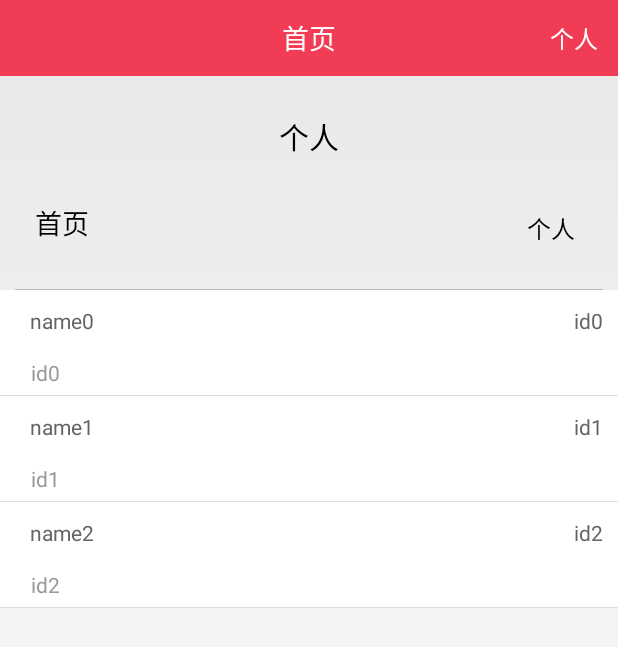
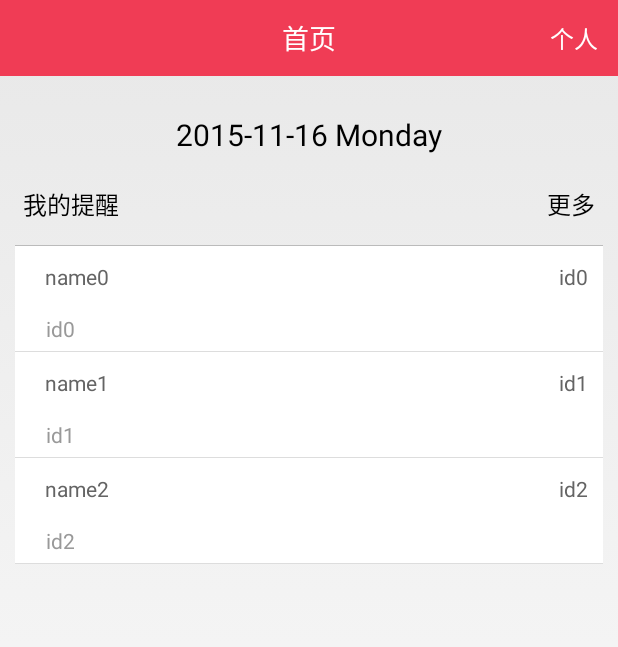
Before and after one commit to xiguofeng/Crm, an Android app: the MainActivity screen opened directly, with no data from a screen before it, on a phone screen of 412 x 824 dp. Shown: the top 647 px of the screen. Run offline under Robolectric (Android 15) with nearby library versions, the phone set to English and light mode, and no system bars; our stand-ins replace CircleImageView.

Commit message:
add:appoint

```diff
--- a/crm/src/main/AndroidManifest.xml
+++ b/crm/src/main/AndroidManifest.xml
@@ -28,6 +28,12 @@
         </activity>
         <activity
             android:name="com.ogg.crm.ui.activity.MainActivity"
+            android:configChanges="orientation|keyboardHidden"
+            android:launchMode="singleTop"
+            android:screenOrientation="portrait" >
+        </activity>
+        <activity
+            android:name="com.ogg.crm.ui.activity.AppointmentActivity"
             android:configChanges="orientation|keyboardHidden"
             android:launchMode="singleTop"
             android:screenOrientation="portrait" >
--- a/crm/src/main/java/com/ogg/crm/ui/activity/MainActivity.java
+++ b/crm/src/main/java/com/ogg/crm/ui/activity/MainActivity.java
@@ -2,6 +2,7 @@ package com.ogg.crm.ui.activity;
 
 import android.app.Activity;
 import android.content.Context;
+import android.content.Intent;
 import android.os.Bundle;
 import android.os.Handler;
 import android.os.Message;
@@ -9,17 +10,22 @@ import android.view.View;
 import android.widget.AdapterView;
 import android.widget.AdapterView.OnItemClickListener;
 import android.widget.ListView;
+import android.widget.TextView;
+import android.view.View.OnClickListener;
 
 import com.ogg.crm.R;
 import com.ogg.crm.entity.Appointment;
 import com.ogg.crm.ui.adapter.AppointmentAdapter;
 import com.ogg.crm.ui.utils.ListItemClickHelp;
+import com.ogg.crm.utils.TimeUtils;
 
+import java.text.SimpleDateFormat;
 import java.util.ArrayList;
+import java.util.Date;
 
 
 public class MainActivity extends Activity implements
-        ListItemClickHelp {
+        ListItemClickHelp,OnClickListener {
 
     private Context mContext;
 
@@ -27,6 +33,8 @@ public class MainActivity extends Activity implements
     private AppointmentAdapter mAppointmentAdapter;
     private ArrayList<Appointment> mAppointmentList = new ArrayList<Appointment>();
 
+    private TextView mDateTv;
+    private TextView mAppointmentMoreTv;
 
     Handler mHandler = new Handler() {
 
@@ -48,7 +56,7 @@ public class MainActivity extends Activity implements
 
     private void initView() {
         mAppointmentLv = (ListView) findViewById(R.id.main_appointment_lv);
-        mAppointmentAdapter = new AppointmentAdapter(mContext,mAppointmentList,this);
+        mAppointmentAdapter = new AppointmentAdapter(mContext, mAppointmentList, this);
         mAppointmentLv.setAdapter(mAppointmentAdapter);
 
         mAppointmentLv.setOnItemClickListener(new OnItemClickListener() {
@@ -70,20 +78,45 @@ public class MainActivity extends Activity implements
             }
         });
 
+        mDateTv = (TextView) findViewById(R.id.main_appointment_date_tv);
+        mAppointmentMoreTv = (TextView) findViewById(R.id.main_appointment_date_tv);
+        mAppointmentMoreTv.setOnClickListener(this);
+
     }
 
     private void initData() {
-        for(int i=0;i<3;i++){
+        for (int i = 0; i < 3; i++) {
             Appointment appointment = new Appointment();
-            appointment.setId("id"+i);
-            appointment.setName("name"+i);
+            appointment.setId("id" + i);
+            appointment.setName("name" + i);
             mAppointmentList.add(appointment);
         }
         mAppointmentAdapter.notifyDataSetChanged();
+
+
+        Date date = new Date();
+        SimpleDateFormat dateFm = new SimpleDateFormat("EEEE");
+        String frontS=TimeUtils.TimeStamp2Date(String.valueOf(date.getTime()),"yyyy-MM-dd");
+        String afterS = dateFm.format(date);
+
+        mDateTv.setText(frontS+" "+afterS);
     }
 
     @Override
     public void onClick(View item, View widget, int position, int which) {
 
     }
+
+    @Override
+    public void onClick(View v) {
+        switch (v.getId()) {
+            case R.id.main_appointment_date_tv: {
+                Intent intent =new Intent(MainActivity.this,AppointmentActivity.class);
+                startActivity(intent);
+            }
+            default:
+                break;
+        }
+
+    }
 }
--- a/crm/src/main/res/layout/activity_main.xml
+++ b/crm/src/main/res/layout/activity_main.xml
@@ -58,16 +58,16 @@
         android:layout_width="match_parent"
         android:layout_height="wrap_content"
         android:orientation="horizontal"
-        android:layout_margin="15dp"
-        android:padding="8dip">
+        android:layout_margin="10dp">
 
         <TextView
             android:layout_width="wrap_content"
             android:layout_height="wrap_content"
             android:layout_alignParentLeft="true"
-            android:text="@string/main_page"
+            android:text="@string/my_appointment"
             android:textColor="@color/black"
-            android:textSize="@dimen/medium_text_size" />
+            android:padding="5dp"
+            android:textSize="@dimen/middle_text_size" />
 
         <TextView
             android:id="@+id/main_appointment_more_tv"
@@ -76,7 +76,7 @@
             android:layout_alignParentRight="true"
             android:layout_centerVertical="true"
             android:padding="5dp"
-            android:text="@string/person"
+            android:text="@string/more"
             android:textColor="@color/black"
             android:textSize="@dimen/middle_text_size"/>
     </RelativeLayout>
@@ -92,6 +92,8 @@
         android:id="@+id/main_appointment_lv"
         android:layout_width="match_parent"
         android:layout_height="match_parent"
+        android:layout_marginLeft="10dp"
+        android:layout_marginRight="10dp"
         android:layout_gravity="center_horizontal"
         android:dividerHeight="0.5dip"
         android:background="@null"
--- a/crm/src/main/res/values/strings.xml
+++ b/crm/src/main/res/values/strings.xml
@@ -11,6 +11,7 @@
     <string name="setting">设置</string>
     <string name="my">我的</string>
     <string name="menu_share">分享</string>
+    <string name="more">更多</string>
     <string name="goods_comment">商品评论</string>
 
     <!-- customer -->
@@ -38,6 +39,7 @@
     <string name="confirm_submit">确认提交</string>
     <string name="activity">活动</string>
     <string name="person">个人</string>
+    <string name="my_appointment">我的提醒</string>
     <string name="main_page">首页</string>
 
     <!-- account -->
```
Also changed, not shown: crm/src/main/java/com/ogg/crm/ui/activity/AppointmentActivity.java (added, +166 -0 lines), crm/src/main/java/com/ogg/crm/utils/TimeUtils.java (added, +83 -0 lines), crm/src/main/res/layout/appointment_list.xml (added, +63 -0 lines).
